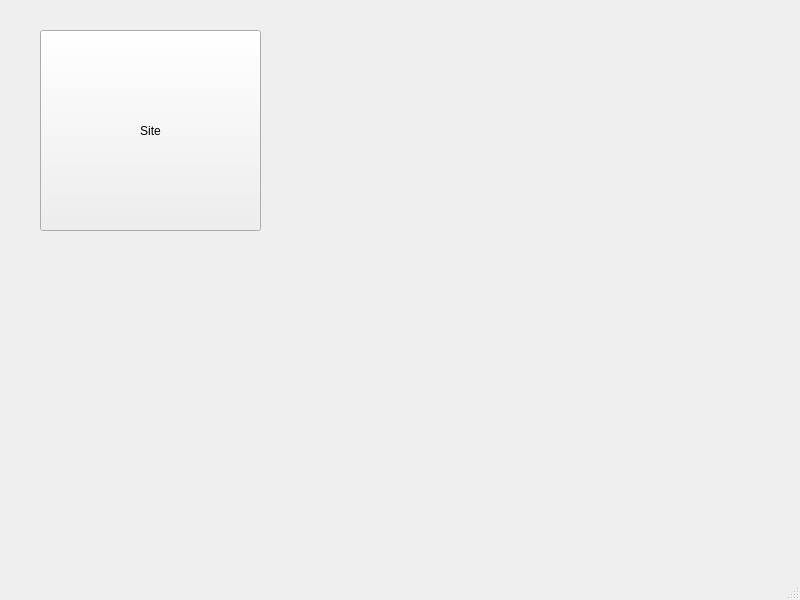
This is src/tools/easytrans/mainwindow.ui in qt-dev-group/qt-energy as Qt 5 draws it before an edit. The edited form follows.
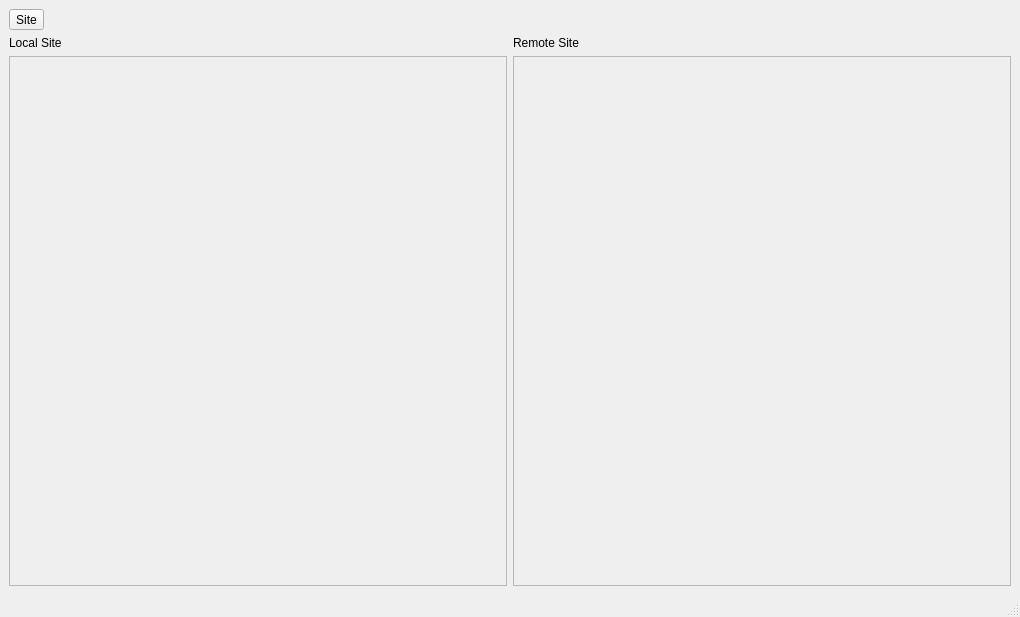
This is the edited form.

What changed in the file:
```diff
--- a/src/tools/easytrans/mainwindow.ui
+++ b/src/tools/easytrans/mainwindow.ui
@@ -6,27 +6,71 @@
    <rect>
     <x>0</x>
     <y>0</y>
-    <width>800</width>
-    <height>600</height>
+    <width>1020</width>
+    <height>617</height>
    </rect>
   </property>
   <property name="windowTitle">
    <string>MainWindow</string>
   </property>
   <widget class="QWidget" name="centralwidget">
-   <widget class="QToolButton" name="siteManagerBtn">
-    <property name="geometry">
-     <rect>
-      <x>40</x>
-      <y>30</y>
-      <width>221</width>
-      <height>201</height>
-     </rect>
-    </property>
-    <property name="text">
-     <string>Site</string>
-    </property>
-   </widget>
+   <layout class="QGridLayout" name="gridLayout">
+    <item row="0" column="0">
+     <widget class="QToolButton" name="siteManagerBtn">
+      <property name="text">
+       <string>Site</string>
+      </property>
+     </widget>
+    </item>
+    <item row="1" column="0">
+     <widget class="QLabel" name="label">
+      <property name="text">
+       <string>Local Site</string>
+      </property>
+     </widget>
+    </item>
+    <item row="1" column="1">
+     <widget class="QLabel" name="label_2">
+      <property name="text">
+       <string>Remote Site</string>
+      </property>
+     </widget>
+    </item>
+    <item row="2" column="0">
+     <widget class="QScrollArea" name="scrollArea">
+      <property name="widgetResizable">
+       <bool>true</bool>
+      </property>
+      <widget class="QWidget" name="scrollAreaWidgetContents">
+       <property name="geometry">
+        <rect>
+         <x>0</x>
+         <y>0</y>
+         <width>496</width>
+         <height>503</height>
+        </rect>
+       </property>
+      </widget>
+     </widget>
+    </item>
+    <item row="2" column="1">
+     <widget class="QScrollArea" name="scrollArea_2">
+      <property name="widgetResizable">
+       <bool>true</bool>
+      </property>
+      <widget class="QWidget" name="scrollAreaWidgetContents_2">
+       <property name="geometry">
+        <rect>
+         <x>0</x>
+         <y>0</y>
+         <width>496</width>
+         <height>503</height>
+        </rect>
+       </property>
+      </widget>
+     </widget>
+    </item>
+   </layout>
   </widget>
   <widget class="QMenuBar" name="menubar">
    <property name="geometry">
```
Left out of the diff: 4 changed lines with no effect on the pictures.
